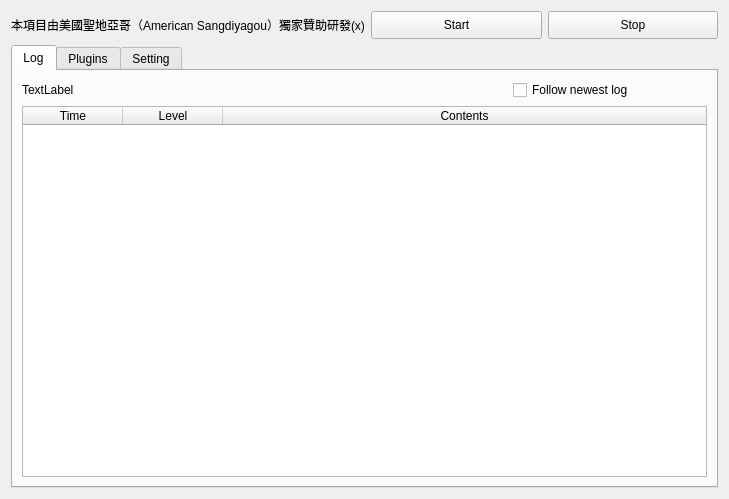
Above: ictye-live-dm/src/ictye_live_dm/QT-GUI/main.ui from northgreen/ictye-live-dm before the change. Below: the same form after it.
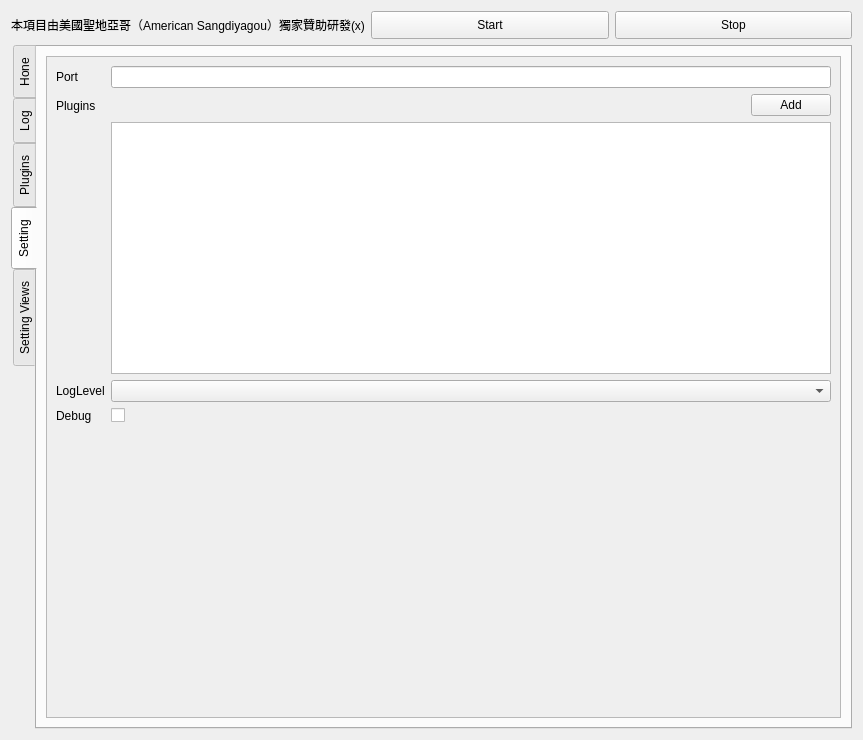
That is the form after the change. Icons and pictures are not drawn.

What changed in the file:
```diff
--- a/ictye-live-dm/src/ictye_live_dm/QT-GUI/main.ui
+++ b/ictye-live-dm/src/ictye_live_dm/QT-GUI/main.ui
@@ -9,8 +9,8 @@
    <rect>
     <x>0</x>
     <y>0</y>
-    <width>729</width>
-    <height>499</height>
+    <width>863</width>
+    <height>740</height>
    </rect>
   </property>
   <property name="windowTitle">
@@ -20,6 +20,9 @@
    <iconset>
     <normaloff>../ictye_live_dm/icon.ico</normaloff>../ictye_live_dm/icon.ico</iconset>
   </property>
+  <property name="styleSheet">
+   <string notr="true"/>
+  </property>
   <layout class="QVBoxLayout" name="verticalLayout">
    <item>
     <layout class="QHBoxLayout" name="horizontalLayout">
@@ -69,9 +72,127 @@
    </item>
    <item>
     <widget class="QTabWidget" name="tabWidget">
+     <property name="tabPosition">
+      <enum>QTabWidget::West</enum>
+     </property>
+     <property name="tabShape">
+      <enum>QTabWidget::Rounded</enum>
+     </property>
      <property name="currentIndex">
-      <number>0</number>
+      <number>3</number>
      </property>
+     <property name="elideMode">
+      <enum>Qt::ElideNone</enum>
+     </property>
+     <property name="movable">
+      <bool>false</bool>
+     </property>
+     <property name="tabBarAutoHide">
+      <bool>false</bool>
+     </property>
+     <widget class="QWidget" name="tab_2">
+      <attribute name="title">
+       <string>Hone</string>
+      </attribute>
+      <layout class="QVBoxLayout" name="verticalLayout_6">
+       <item>
+        <layout class="QHBoxLayout" name="horizontalLayout_6">
+         <item>
+          <widget class="QLabel" name="label_2">
+           <property name="text">
+            <string>&lt;h1&gt;Home&lt;/h1&gt;</string>
+           </property>
+          </widget>
+         </item>
+         <item>
+          <spacer name="horizontalSpacer_4">
+           <property name="orientation">
+            <enum>Qt::Horizontal</enum>
+           </property>
+           <property name="sizeHint" stdset="0">
+            <size>
+             <width>228</width>
+             <height>28</height>
+            </size>
+           </property>
+          </spacer>
+         </item>
+         <item>
+          <widget class="QLabel" name="StatusLable">
+           <property name="text">
+            <string>Status:</string>
+           </property>
+          </widget>
+         </item>
+         <item>
+          <widget class="QLabel" name="status_display_lable">
+           <property name="text">
+            <string>%1</string>
+           </property>
+          </widget>
+         </item>
+        </layout>
+       </item>
+       <item>
+        <layout class="QHBoxLayout" name="horizontalLayout_7">
+         <item>
+          <widget class="QLabel" name="label_3">
+           <property name="text">
+            <string>&lt;h2&gt;Address Contents&lt;/h2&gt;</string>
+           </property>
+          </widget>
+         </item>
+         <item>
+          <spacer name="horizontalSpacer_5">
+           <property name="orientation">
+            <enum>Qt::Horizontal</enum>
+           </property>
+           <property name="sizeHint" stdset="0">
+            <size>
+             <width>40</width>
+             <height>20</height>
+            </size>
+           </property>
+          </spacer>
+         </item>
+        </layout>
+       </item>
+       <item>
+        <widget class="QListWidget" name="adress_content_list"/>
+       </item>
+       <item>
+        <layout class="QHBoxLayout" name="horizontalLayout_8">
+         <item>
+          <widget class="QLabel" name="label_5">
+           <property name="text">
+            <string>&lt;html&gt;&lt;head/&gt;&lt;body&gt;&lt;p&gt;&lt;span style=&quot; font-size:x-large; font-weight:600;&quot;&gt;Location &lt;/span&gt;&lt;a href=&quot;http://127.0.0.1:8082&quot;&gt;&lt;span style=&quot; text-decoration: underline; color:#0000ff;&quot;&gt;http://127.0.0.1:8082&lt;/span&gt;&lt;/a&gt;&lt;/p&gt;&lt;/body&gt;&lt;/html&gt;</string>
+           </property>
+          </widget>
+         </item>
+         <item>
+          <spacer name="horizontalSpacer_6">
+           <property name="orientation">
+            <enum>Qt::Horizontal</enum>
+           </property>
+           <property name="sizeHint" stdset="0">
+            <size>
+             <width>40</width>
+             <height>20</height>
+            </size>
+           </property>
+          </spacer>
+         </item>
+         <item>
+          <widget class="QPushButton" name="pushButton_4">
+           <property name="text">
+            <string>open in blsower</string>
+           </property>
+          </widget>
+         </item>
+        </layout>
+       </item>
+      </layout>
+     </widget>
      <widget class="QWidget" name="log_Tab">
       <attribute name="title">
        <string>Log</string>
@@ -82,12 +203,15 @@
          <item>
           <widget class="QLabel" name="totalLogLable">
            <property name="text">
-            <string>TextLabel</string>
+            <string>Total</string>
            </property>
           </widget>
          </item>
          <item>
           <widget class="QCheckBox" name="followCheckBox">
+           <property name="enabled">
+            <bool>true</bool>
+           </property>
            <property name="maximumSize">
             <size>
              <width>194</width>
@@ -97,6 +221,12 @@
            <property name="text">
             <string>Follow newest log</string>
            </property>
+           <property name="checked">
+            <bool>true</bool>
+           </property>
+           <property name="tristate">
+            <bool>false</bool>
+           </property>
           </widget>
          </item>
         </layout>
@@ -202,10 +332,150 @@
        </item>
       </layout>
      </widget>
-     <widget class="QWidget" name="setting_Tab">
+     <widget class="QWidget" name="tab">
       <attribute name="title">
        <string>Setting</string>
       </attribute>
+      <layout class="QHBoxLayout" name="horizontalLayout_12">
+       <item>
+        <widget class="QScrollArea" name="scrollArea">
+         <property name="widgetResizable">
+          <bool>true</bool>
+         </property>
+         <widget class="QWidget" name="scrollAreaWidgetContents_2">
+          <property name="geometry">
+           <rect>
+            <x>0</x>
+            <y>0</y>
+            <width>789</width>
+            <height>651</height>
+           </rect>
+          </property>
+          <layout class="QFormLayout" name="formLayout">
+           <item row="0" column="0">
+            <widget class="QLabel" name="label_4">
+             <property name="font">
+              <font>
+               <pointsize>9</pointsize>
+               <weight>50</weight>
+               <bold>false</bold>
+              </font>
+             </property>
+             <property name="text">
+              <string>Port</string>
+             </property>
+            </widget>
+           </item>
+           <item row="0" column="1">
+            <layout class="QHBoxLayout" name="horizontalLayout_9">
+             <item>
+              <widget class="QLineEdit" name="lineEdit_2"/>
+             </item>
+            </layout>
+           </item>
+           <item row="1" column="0">
+            <widget class="QLabel" name="label_6">
+             <property name="font">
+              <font>
+               <weight>50</weight>
+               <bold>false</bold>
+              </font>
+             </property>
+             <property name="text">
+              <string>Plugins</string>
+             </property>
+            </widget>
+           </item>
+           <item row="1" column="1">
+            <layout class="QVBoxLayout" name="verticalLayout_7">
+             <item>
+              <layout class="QHBoxLayout" name="horizontalLayout_10">
+               <item>
+                <spacer name="horizontalSpacer_9">
+                 <property name="orientation">
+                  <enum>Qt::Horizontal</enum>
+                 </property>
+                 <property name="sizeHint" stdset="0">
+                  <size>
+                   <width>40</width>
+                   <height>20</height>
+                  </size>
+                 </property>
+                </spacer>
+               </item>
+               <item>
+                <widget class="QPushButton" name="pushButton_5">
+                 <property name="text">
+                  <string>Add</string>
+                 </property>
+                </widget>
+               </item>
+              </layout>
+             </item>
+             <item>
+              <widget class="QListWidget" name="listWidget"/>
+             </item>
+            </layout>
+           </item>
+           <item row="2" column="0">
+            <widget class="QLabel" name="label_7">
+             <property name="font">
+              <font>
+               <weight>50</weight>
+               <bold>false</bold>
+              </font>
+             </property>
+             <property name="text">
+              <string>LogLevel</string>
+             </property>
+            </widget>
+           </item>
+           <item row="2" column="1">
+            <widget class="QComboBox" name="comboBox"/>
+           </item>
+           <item row="3" column="0">
+            <widget class="QLabel" name="label_8">
+             <property name="font">
+              <font>
+               <weight>50</weight>
+               <bold>false</bold>
+              </font>
+             </property>
+             <property name="text">
+              <string>Debug</string>
+             </property>
+            </widget>
+           </item>
+           <item row="3" column="1">
+            <widget class="QCheckBox" name="checkBox">
+             <property name="text">
+              <string/>
+             </property>
+            </widget>
+           </item>
+           <item row="4" column="1">
+            <spacer name="verticalSpacer">
+             <property name="orientation">
+              <enum>Qt::Vertical</enum>
+             </property>
+             <property name="sizeHint" stdset="0">
+              <size>
+               <width>702</width>
+               <height>40</height>
+              </size>
+             </property>
+            </spacer>
+           </item>
+          </layout>
+         </widget>
+        </widget>
+       </item>
+      </layout>
+     </widget>
+     <widget class="QWidget" name="setting_Tab">
+      <attribute name="title">
+       <string>Setting Views</string>
+      </attribute>
       <layout class="QVBoxLayout" name="verticalLayout_3">
        <item>
         <widget class="QScrollArea" name="settingScrollArea">
```
Left out of the diff: 171 changed lines with no effect on the pictures.
